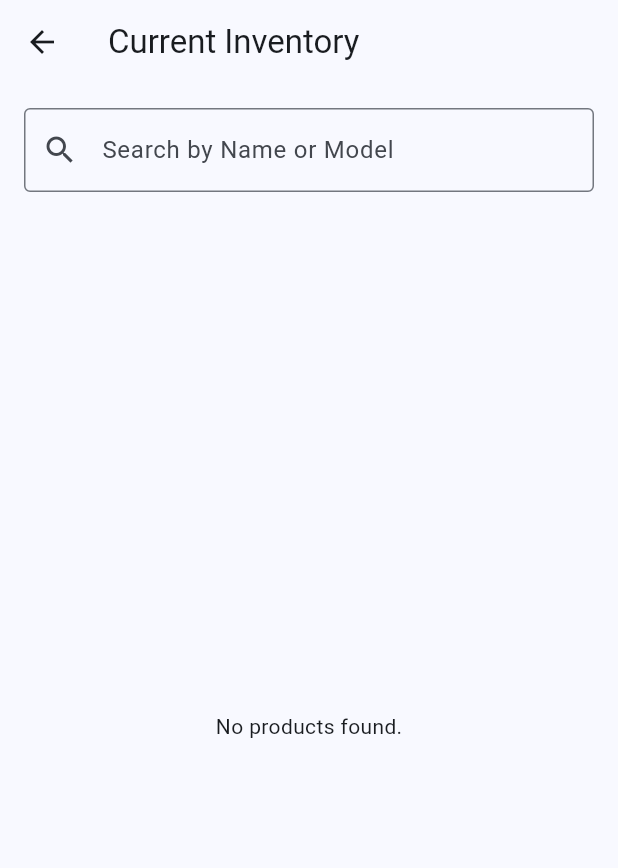
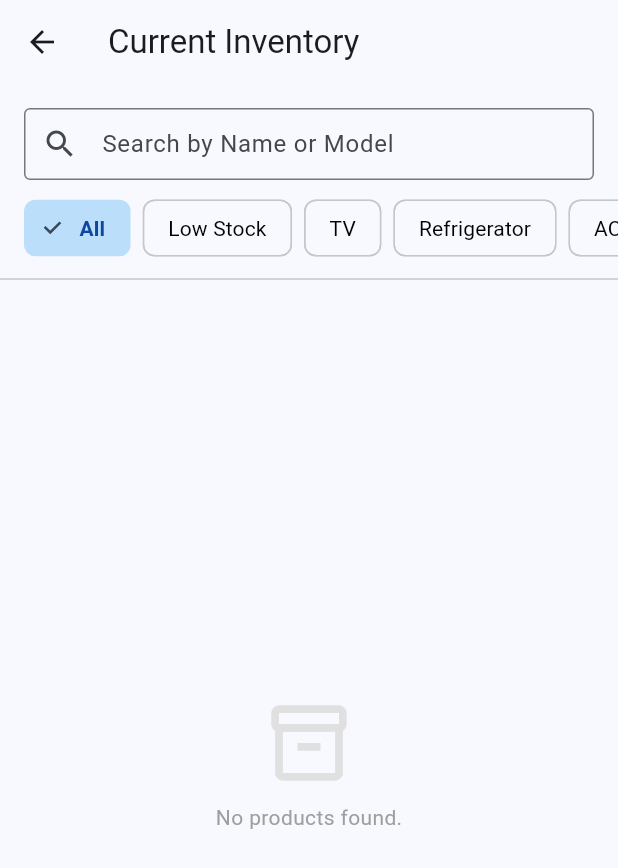
Before and after one commit to AbdullahRFA/vision_mart_app, a Flutter app: the InventoryScreen screen opened directly, on a phone screen of 412 x 824 dp. Shown: the top 868 px of the screen. Run offline on Flutter 3.47's test engine with Material 3 defaults, Android fonts, the light colour scheme and no system bars; our stand-ins replace cloud_firestore, firebase_auth, firebase_core, flutter_riverpod, pdf, printing; accounts and stored records are empty.

Commit message:
feat: implement inventory categorization and low stock filtering
- Add horizontal filter chips to InventoryScreen for quick category selection
- Implement 'Low Stock' filter to instantly view items with quantity < 5
- Add client-side filtering logic for categories (TV, AC, Fan, etc.)
- Update product card UI to display category and improve layout

Signed-off-by: AbdullahRFA <shakibrybmn@gmail.com>

```diff
--- a/lib/src/features/inventory/presentation/inventory_screen.dart
+++ b/lib/src/features/inventory/presentation/inventory_screen.dart
@@ -15,6 +15,21 @@ class _InventoryScreenState extends ConsumerState<InventoryScreen> {
   final _searchController = TextEditingController();
   String _searchQuery = "";
 
+  // Filter State
+  String _selectedCategory = "All";
+
+  // Define your main categories here (matches what you type in Receive Product)
+  final List<String> _categories = [
+    "All",
+    "Low Stock", // Special Filter
+    "TV",
+    "Refrigerator",
+    "AC",
+    "Fan",
+    "Washing Machine",
+    "Other"
+  ];
+
   @override
   void initState() {
     super.initState();
@@ -27,41 +42,106 @@ class _InventoryScreenState extends ConsumerState<InventoryScreen> {
 
   @override
   Widget build(BuildContext context) {
-    // 1. Listen to the stream
     final inventoryAsyncValue = ref.watch(inventoryStreamProvider);
 
     return Scaffold(
       appBar: AppBar(title: const Text('Current Inventory')),
       body: Column(
         children: [
-          // SEARCH BAR
+          // 1. SEARCH BAR
           Padding(
-            padding: const EdgeInsets.all(16.0),
+            padding: const EdgeInsets.fromLTRB(16, 16, 16, 8),
             child: TextField(
               controller: _searchController,
               decoration: const InputDecoration(
                 labelText: 'Search by Name or Model',
                 prefixIcon: Icon(Icons.search),
                 border: OutlineInputBorder(),
+                contentPadding: EdgeInsets.symmetric(horizontal: 16, vertical: 0),
               ),
             ),
           ),
 
-          // PRODUCT LIST
+          // 2. FILTER CHIPS
+          SingleChildScrollView(
+            scrollDirection: Axis.horizontal,
+            padding: const EdgeInsets.symmetric(horizontal: 16),
+            child: Row(
+              children: _categories.map((category) {
+                final isSelected = _selectedCategory == category;
+                // Special styling for "Low Stock" to make it urgent
+                final isLowStockChip = category == "Low Stock";
+
+                return Padding(
+                  padding: const EdgeInsets.only(right: 8.0),
+                  child: ChoiceChip(
+                    label: Text(category),
+                    selected: isSelected,
+                    selectedColor: isLowStockChip ? Colors.red.shade100 : Colors.blue.shade100,
+                    labelStyle: TextStyle(
+                      color: isSelected
+                          ? (isLowStockChip ? Colors.red : Colors.blue.shade900)
+                          : Colors.black,
+                      fontWeight: isSelected ? FontWeight.bold : FontWeight.normal,
+                    ),
+                    onSelected: (bool selected) {
+                      if (selected) {
+                        setState(() {
+                          _selectedCategory = category;
+                        });
+                      }
+                    },
+                  ),
+                );
+              }).toList(),
+            ),
+          ),
+
+          const Divider(height: 20),
+
+          // 3. PRODUCT LIST
           Expanded(
             child: inventoryAsyncValue.when(
               data: (products) {
-                // Client-side filtering
+                // FILTERING LOGIC
                 final filteredProducts = products.where((p) {
-                  return p.name.toLowerCase().contains(_searchQuery) ||
+                  // A. Search Query Check
+                  final matchesSearch = p.name.toLowerCase().contains(_searchQuery) ||
                       p.model.toLowerCase().contains(_searchQuery);
+
+                  if (!matchesSearch) return false;
+
+                  // B. Category / Low Stock Check
+                  if (_selectedCategory == "All") {
+                    return true;
+                  } else if (_selectedCategory == "Low Stock") {
+                    return p.currentStock < 5; // Low Stock Threshold
+                  } else {
+                    // Category Matching (Case insensitive partial match)
+                    return p.category.toLowerCase().contains(_selectedCategory.toLowerCase());
+                  }
                 }).toList();
 
                 if (filteredProducts.isEmpty) {
-                  return const Center(child: Text("No products found."));
+                  return Center(
+                    child: Column(
+                      mainAxisAlignment: MainAxisAlignment.center,
+                      children: [
+                        Icon(Icons.inventory_2_outlined, size: 60, color: Colors.grey.shade300),
+                        const SizedBox(height: 10),
+                        Text(
+                          _selectedCategory == "Low Stock"
+                              ? "No items are running low!"
+                              : "No products found.",
+                          style: const TextStyle(color: Colors.grey),
+                        ),
+                      ],
+                    ),
+                  );
                 }
 
                 return ListView.builder(
+                  padding: const EdgeInsets.only(bottom: 80), // Space for FAB if needed
                   itemCount: filteredProducts.length,
                   itemBuilder: (context, index) {
                     final product = filteredProducts[index];
@@ -92,10 +172,12 @@ class _ProductCard extends StatelessWidget {
   @override
   Widget build(BuildContext context) {
     return Card(
-      margin: const EdgeInsets.symmetric(horizontal: 16, vertical: 8),
+      margin: const EdgeInsets.symmetric(horizontal: 16, vertical: 6),
+      elevation: 2,
       child: ListTile(
+        contentPadding: const EdgeInsets.symmetric(horizontal: 16, vertical: 8),
         leading: CircleAvatar(
-          backgroundColor: _getStockColor(product.currentStock).withOpacity(0.2),
+          backgroundColor: _getStockColor(product.currentStock).withOpacity(0.1),
           child: Text(
             product.currentStock.toString(),
             style: TextStyle(
@@ -111,18 +193,29 @@ class _ProductCard extends StatelessWidget {
         subtitle: Column(
           crossAxisAlignment: CrossAxisAlignment.start,
           children: [
-            Text(product.name),
-            Text(
-              "MRP: ${product.marketPrice.toStringAsFixed(0)}",
-              style: const TextStyle(color: Colors.grey),
+            Text(product.name, maxLines: 1, overflow: TextOverflow.ellipsis),
+            const SizedBox(height: 4),
+            Row(
+              children: [
+                Container(
+                  padding: const EdgeInsets.symmetric(horizontal: 6, vertical: 2),
+                  decoration: BoxDecoration(
+                      color: Colors.grey.shade200,
+                      borderRadius: BorderRadius.circular(4)
+                  ),
+                  child: Text(product.category, style: const TextStyle(fontSize: 10, color: Colors.grey)),
+                ),
+                const SizedBox(width: 8),
+                Text(
+                  "MRP: ৳${product.marketPrice.toStringAsFixed(0)}",
+                  style: const TextStyle(color: Colors.green, fontWeight: FontWeight.bold, fontSize: 12),
+                ),
+              ],
             ),
           ],
         ),
-        trailing: const Icon(Icons.arrow_forward_ios, size: 16),
+        trailing: const Icon(Icons.arrow_forward_ios, size: 14, color: Colors.grey),
         onTap: () {
-          // Future: Open Product Detail / Edit Page
-          // NAVIGATE TO SELL SCREEN
-          // Note: We need to import the file first
           Navigator.push(
             context,
             MaterialPageRoute(
```
